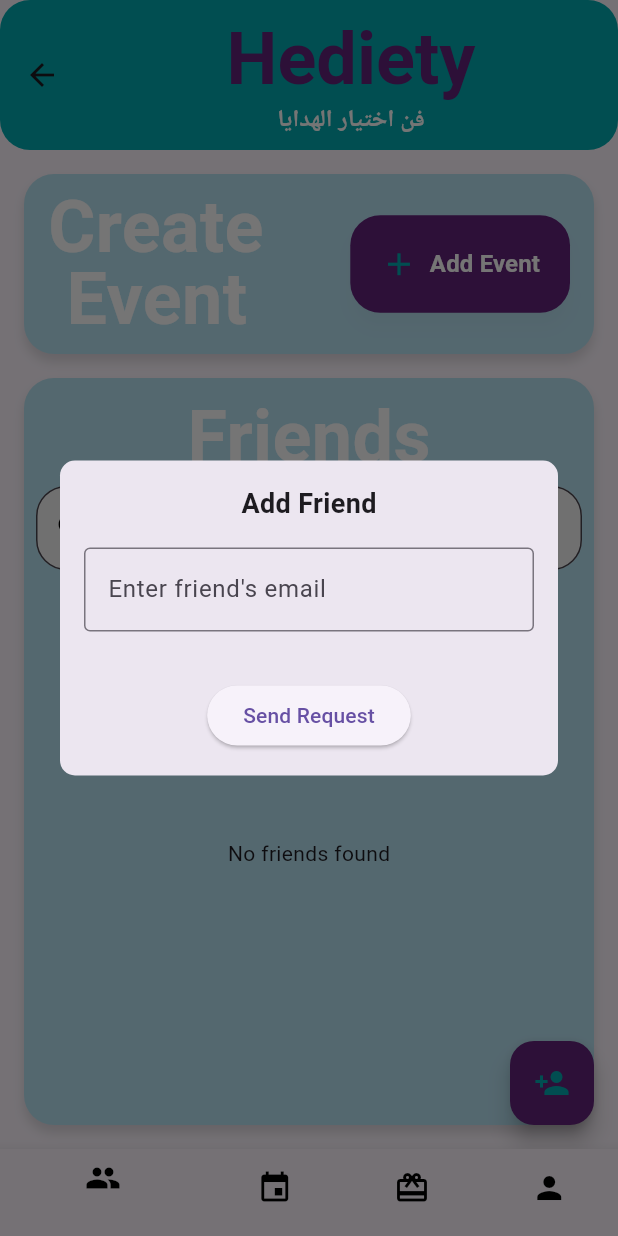
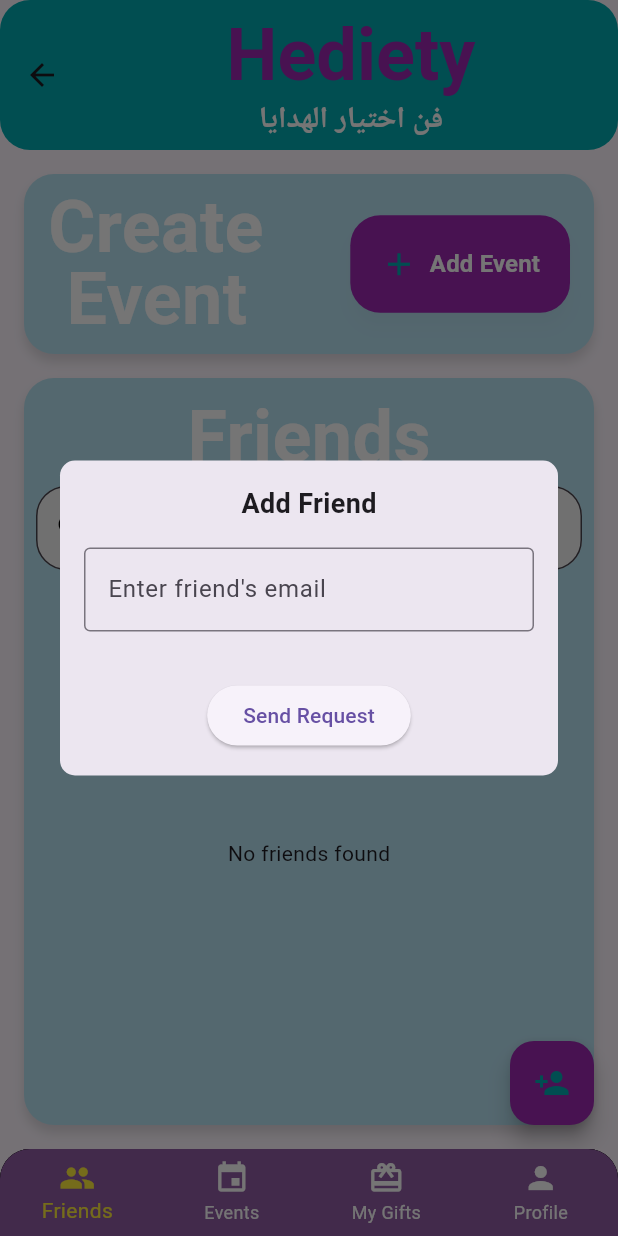
Before and after one commit to adham137/Flutter_Gifting_App, a Flutter app: the ParentPage screen opened by its route, after a tap on the "person add" icon, on a phone screen of 412 x 824 dp. Run offline on Flutter 3.47's test engine with Material 3 defaults, Android fonts, the phone set to English and light mode, and no system bars; our stand-ins replace cloud_firestore, firebase_auth, firebase_core, firebase_database, firebase_messaging, googleapis_auth and 3 more; accounts and stored records are empty; generated files the repository leaves out were written again.

Commit message:
Improve front-end for events screen and my pledged gifts screen

```diff
--- a/flutter_gifting_app/lib/components/bottom_nav_bar.dart
+++ b/flutter_gifting_app/lib/components/bottom_nav_bar.dart
@@ -1,5 +1,5 @@
 import 'package:flutter/material.dart';
-import '../utils/colors.dart';
+import 'package:flutter_gifting_app/utils/colors.dart';
 
 class BottomNavBar extends StatelessWidget {
   final int currentIndex;
@@ -9,28 +9,39 @@
 
   @override
   Widget build(BuildContext context) {
-    return BottomNavigationBar(
+    return Container(
+      decoration: BoxDecoration(
+        color: Colors.black, // Black fill color
+        // border: Border(
+        //   top: BorderSide(color: Colors.black, width: 2), // Black top border
+        // ),
+      ),
+      child: BottomNavigationBar(
         currentIndex: currentIndex, // Highlight the selected tab
         onTap: onTap, // Call the navigation callback
+        backgroundColor: AppColors.lightPurple, // Black background
+        selectedItemColor: Colors.yellow, // Highlight selected icon in red
+        unselectedItemColor: Colors.white, // White for unselected icons
+        type: BottomNavigationBarType.fixed, // Ensure all icons are visible
         items: [
           BottomNavigationBarItem(
-          icon: Icon(Icons.group, color: Colors.black),
+            icon: Icon(Icons.group),
             label: 'Friends',
           ),
           BottomNavigationBarItem(
-          icon: Icon(Icons.event, color: Colors.black),
+            icon: Icon(Icons.event),
             label: 'Events',
           ),
           BottomNavigationBarItem(
-          icon: Icon(Icons.card_giftcard, color: Colors.black),
+            icon: Icon(Icons.card_giftcard),
             label: 'My Gifts',
           ),
           BottomNavigationBarItem(
-          icon: Icon(Icons.person, color: Colors.black),
-          label: "Profile"
-
+            icon: Icon(Icons.person),
+            label: "Profile",
           ),
         ],
+      ),
     );
   }
 }
--- a/flutter_gifting_app/lib/main.dart
+++ b/flutter_gifting_app/lib/main.dart
@@ -51,9 +51,9 @@
     return MaterialApp(
       navigatorKey: navigatorKey,
       title: 'Hediety App',
-      theme: ThemeData(
-        primarySwatch: Colors.purple,
-      ),
+      // theme: ThemeData(
+      //   primarySwatch: Colors.purple,
+      // ),
       // Define initial route based on Firebase authentication state
       initialRoute: UserManager.currentUserId == null
           ? '/sign-in'
--- a/flutter_gifting_app/lib/screens/events_screen.dart
+++ b/flutter_gifting_app/lib/screens/events_screen.dart
@@ -45,21 +45,37 @@
 Widget _toggleButton(String text, bool isSelected) {
   return GestureDetector(
     onTap: () {
-        _controller.toggleEventView(text == "My Events");
+      _controller.toggleEventView(text == "My\nEvents");
     },
-      child: Container(
-        padding: EdgeInsets.symmetric(vertical: 8, horizontal: 16),
+    child: AnimatedContainer(
+      duration: Duration(milliseconds: 600), // Animation duration
+      curve: Curves.easeInOut, // Smooth transition curve
+      padding: EdgeInsets.symmetric(vertical: 12, horizontal: 20),
       decoration: BoxDecoration(
-          color: isSelected ? AppColors.primary : AppColors.background,
-          borderRadius: BorderRadius.circular(8),
+        color: isSelected ? AppColors.purple : Colors.white,
+        borderRadius: BorderRadius.only(
+          topLeft: text == "Friends\nEvents" ? Radius.circular(20) : Radius.circular(0),
+          bottomLeft: text == "Friends\nEvents" ? Radius.circular(20) : Radius.circular(0),
+          topRight: text == "My\nEvents" ? Radius.circular(20) : Radius.circular(0),
+          bottomRight: text == "My\nEvents" ? Radius.circular(20) : Radius.circular(0),
         ),
-        child: Text(
-          text,
-          style: isSelected ? AppFonts.button : AppFonts.body,
+      ),
+      child: Center(
+        child: AnimatedDefaultTextStyle(
+          duration: Duration(milliseconds: 600), // Smooth text transition
+          style: TextStyle(
+            color: isSelected ? Colors.white : Colors.black,
+            fontWeight: FontWeight.bold,
+            fontSize: 25,
+          ),
+          child: Text(text),
+        ),
       ),
     ),
   );
 }
+
+
 
   @override
   Widget build(BuildContext context) {
@@ -67,18 +83,43 @@
 
     return Scaffold(
       appBar: AppBar(
-        backgroundColor: AppColors.secondary,
-        elevation: 0,
-        title: Row(
+        backgroundColor: AppColors.teal,
+        toolbarHeight: 100,
+        shape: RoundedRectangleBorder(
+          borderRadius: BorderRadius.circular(20),
+        ),
+        title: Center(
+          child: Column(
             mainAxisAlignment: MainAxisAlignment.center,
             children: [
-            _toggleButton("Friends Events", !_controller.isMyEventsSelected),
+              Row(
+                mainAxisAlignment: MainAxisAlignment.center,
+                children: [
+                  _toggleButton("Friends\nEvents", !_controller.isMyEventsSelected),
                   SizedBox(width: 8),
-            _toggleButton("My Events", _controller.isMyEventsSelected),
+                  _toggleButton("My\nEvents", _controller.isMyEventsSelected),
+                ],
+              ),
             ],
           ),
         ),
+      ),
+
       body: Padding(
+        padding: const EdgeInsets.all(16.0),
+        child: Container(
+
+          decoration: BoxDecoration(
+            borderRadius: BorderRadius.circular(20),
+            color: AppColors.babyBlue,
+            boxShadow: [
+              BoxShadow(
+                offset: Offset(0, 5),
+                blurRadius: 5,
+                color: Colors.black12,
+              ),
+            ],
+          ),
           padding: const EdgeInsets.all(16.0),
           child: Column(
             children: [
@@ -113,6 +154,7 @@
             ],
           ),
         ),
+      ),
       floatingActionButton: _controller.isMyEventsSelected
           ? FloatingActionButton(
               onPressed: () => Navigator.push(
@@ -121,8 +163,8 @@
                   builder: (context) => EventCreationScreen(userId: widget.userId),
                 ),
               ).then((_) => _controller.loadEvents()),
-              backgroundColor: AppColors.primary,
-              child: Icon(Icons.add),
+              backgroundColor: AppColors.purple,
+              child: Icon(Icons.add , color: AppColors.teal,),
             )
           : null,
     );
--- a/flutter_gifting_app/lib/screens/home_screen.dart
+++ b/flutter_gifting_app/lib/screens/home_screen.dart
@@ -54,6 +54,7 @@
               Text(
                 'Hediety',
                 style: AppFonts.t1,
+
               ),
               Text(
                 'فن اختيار الهدايا',
--- a/flutter_gifting_app/lib/screens/my_pledged_gifts_screen.dart
+++ b/flutter_gifting_app/lib/screens/my_pledged_gifts_screen.dart
@@ -39,17 +39,45 @@
     super.dispose();
   }
 
+
+
   @override
   Widget build(BuildContext context) {
     return Scaffold(
       appBar: AppBar(
-        backgroundColor: AppColors.primary,
-        title: Text(
-          "My Pledged Gifts",
-          style: AppFonts.header,
+        backgroundColor: AppColors.teal,
+        toolbarHeight: 100,
+        shape: RoundedRectangleBorder(
+          borderRadius: BorderRadius.circular(20),
+        ),
+        title: Center(
+          child: Column(
+            children: [
+              Text(
+                'Pledged Gifts',
+                style: AppFonts.t1,
+
+              )
+            ],
           ),
         ),
-      body: FutureBuilder<void>(
+      ),
+      body: Padding(
+        padding: const EdgeInsets.all(16.0),
+        child: Container(
+            decoration: BoxDecoration(
+            borderRadius: BorderRadius.circular(20),
+            color: AppColors.babyBlue,
+            boxShadow: [
+              BoxShadow(
+                offset: Offset(0, 5),
+                blurRadius: 5,
+                color: Colors.black12,
+              ),
+            ],
+          ),
+          padding: const EdgeInsets.all(16.0),
+          child: FutureBuilder<void>(
             future: _loadGiftsFuture,
             builder: (context, snapshot) {
               if (snapshot.connectionState == ConnectionState.waiting) {
@@ -89,6 +117,8 @@
               );
             },
           ),
+        ),
+      ),
     );
   }
 }
--- a/flutter_gifting_app/lib/screens/parent_page.dart
+++ b/flutter_gifting_app/lib/screens/parent_page.dart
@@ -1,12 +1,9 @@
 import 'package:flutter/material.dart';
-import 'package:firebase_auth/firebase_auth.dart';
 
 import 'my_pledged_gifts_screen.dart';
 import 'events_screen.dart';
 import 'home_screen.dart';
 import 'my_profile_screen.dart';
-
-import '../utils/user_manager.dart ';
 
 import '../components/bottom_nav_bar.dart';
 
@@ -17,58 +14,22 @@
 
 class _ParentPageState extends State<ParentPage> {
   int _currentIndex = 0;
-  // String? _userId; // To store the current user ID
-  // bool _isLoading = true; // To track if the user ID is being fetched
+  late PageController _pageController;
 
-  // // Initialize the user ID
-  // @override
-  // void initState() {
-  //   super.initState();
-  //   _fetchCurrentUserId();
-  // }
+  @override
+  void initState() {
+    super.initState();
+    _pageController = PageController(initialPage: _currentIndex);
+  }
 
-
-
-  // Future<void> _fetchCurrentUserId() async {
-  //   try {
-  //     final user = FirebaseAuth.instance.currentUser;
-  //     if (user == null) {
-  //       throw Exception('No user is currently signed in.');
-  //     }
-  //     setState(() {
-  //       UserManager.updateUserId(user.uid);
-  //       _isLoading = false;
-  //     });
-  //   } catch (e) {
-  //     // Handle errors (e.g., navigate to login screen)
-  //     print('Error fetching user ID: $e');
-  //     setState(() {
-  //       _isLoading = false;
-  //     });
-  //   }
-  // }
+  @override
+  void dispose() {
+    _pageController.dispose();
+    super.dispose();
+  }
 
   @override
   Widget build(BuildContext context) {
-    // if (_isLoading) {
-    //   // Show a loading spinner while fetching the user ID
-    //   return Scaffold(
-    //     body: Center(
-    //       child: CircularProgressIndicator(),
-    //     ),
-    //   );
-    // }
-
-    // if (_userId == null) {
-    //   // Handle case where user ID could not be fetched (e.g., show an error)
-    //   return Scaffold(
-    //     body: Center(
-    //       child: Text('Failed to load user data. Please try again later.'),
-    //     ),
-    //   );
-    // }
-
-    // List of pages corresponding to the bottom navigation tabs
     final List<Widget> _pages = [
       HomeScreenView(),
       EventsScreen(),
@@ -77,14 +38,32 @@
     ];
 
     return Scaffold(
-      body: _pages[_currentIndex], // Show the selected page
-      bottomNavigationBar: BottomNavBar(
-        currentIndex: _currentIndex, // Pass the current index
-        onTap: (index) {
-          setState(() {
-            _currentIndex = index; // Update the selected index
-          });
-        },
+      body: PageView(
+        controller: _pageController,
+        physics: const NeverScrollableScrollPhysics(), // Disable swipe if navigation is only via BottomNavBar
+        children: _pages,
+      ),
+      bottomNavigationBar: ClipRRect(
+        borderRadius: BorderRadius.only(
+          topLeft: Radius.circular(20),
+          topRight: Radius.circular(20),
+        ),
+        child: Container(
+          color: Colors.black, // Ensure a solid background
+          child: BottomNavBar(
+            currentIndex: _currentIndex,
+            onTap: (index) {
+              setState(() {
+                _currentIndex = index;
+                _pageController.animateToPage(
+                  index,
+                  duration: const Duration(milliseconds: 300),
+                  curve: Curves.easeInOut,
+                );
+              });
+            },
+          ),
+        ),
       ),
     );
   }
--- a/flutter_gifting_app/lib/utils/colors.dart
+++ b/flutter_gifting_app/lib/utils/colors.dart
@@ -11,10 +11,10 @@
 
   static const Color lightGrey = Color(0xFFF5F5F5);
 
-  static const Color purple = Color.fromRGBO(98, 34, 121, 100);
+  static const Color purple = Colors.purple;
   static const Color teal = Color.fromRGBO(2, 171, 176, 100);
   static const Color babyBlue = Color.fromRGBO(184, 226, 242, 100);
-  static const Color lightPurple = Color.fromRGBO(98, 34, 121, 50);
+  static const Color lightPurple = Color.fromRGBO(144, 92, 163, 1);
   static const Color darkGrey = Color.fromRGBO(217, 217, 217, 100);
 
   static const Map<String, Color> statusColors = {
--- a/flutter_gifting_app/lib/utils/fonts.dart
+++ b/flutter_gifting_app/lib/utils/fonts.dart
@@ -27,10 +27,10 @@
   static const TextStyle t1 = TextStyle(
     fontSize: 48,
     fontWeight: FontWeight.bold,
-    color: AppColors.purple,
+    color: Colors.purple,
   );
   static const TextStyle t2 = TextStyle(
-    fontSize: 16,
+    fontSize: 20,
     fontWeight: FontWeight.bold,
     color: Colors.white,
   );
```
Lines whose indentation alone changed are shown as unchanged.
